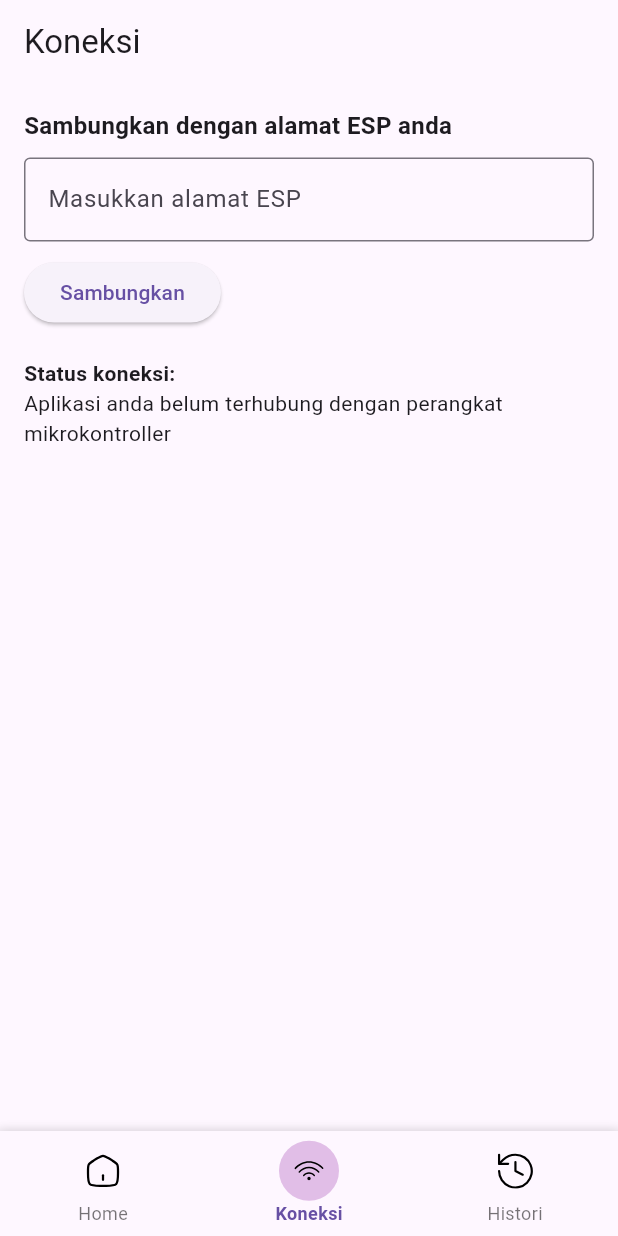
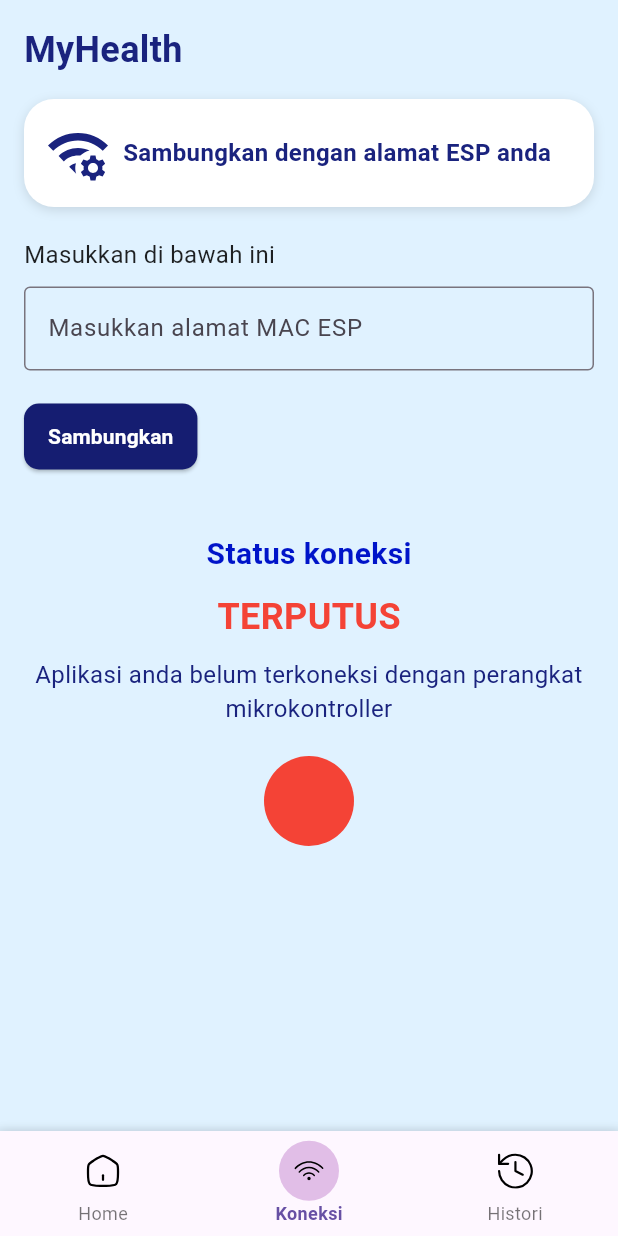
Before and after one commit to RafiHana/MyHealth-App, a Flutter app: the screen it shows after launch, item 2 of the bottom bar chosen, after a tap on "Sambungkan", on a phone screen of 412 x 824 dp. Run offline on Flutter 3.47's test engine with Material 3 defaults, Android fonts, the phone set to English and light mode, and no system bars; our stand-ins replace flutter_svg.

Commit message:
update page connection esp

```diff
--- a/lib/pages/connection_page.dart
+++ b/lib/pages/connection_page.dart
@@ -1,32 +1,160 @@
 import 'package:flutter/material.dart';
+import 'package:flutter_svg/flutter_svg.dart';
 
-class ConnectionPage extends StatelessWidget {
+class ConnectionPage extends StatefulWidget {
+  @override
+  _ConnectionPageState createState() => _ConnectionPageState();
+}
+
+class _ConnectionPageState extends State<ConnectionPage> {
+  bool isConnected = false;
+  String macAddress = "";
+
+  final TextEditingController _macController = TextEditingController();
+
+  void connectToESP() {
+    setState(() {
+      if (_macController.text.isNotEmpty) {
+        isConnected = true;
+        macAddress = _macController.text;
+      }
+    });
+  }
+
   @override
   Widget build(BuildContext context) {
     return Scaffold(
-      appBar: AppBar(title: Text('Koneksi')),
-      body: Padding(
+      backgroundColor: Color(0xFFE0F2FF),
+      body: SafeArea(
+        child: Padding(
           padding: const EdgeInsets.all(16.0),
           child: Column(
             crossAxisAlignment: CrossAxisAlignment.start,
             children: [
-            Text('Sambungkan dengan alamat ESP anda',
-                style: TextStyle(fontSize: 16, fontWeight: FontWeight.bold)),
+              Text(
+                "MyHealth",
+                style: TextStyle(
+                  fontSize: 24,
+                  fontWeight: FontWeight.bold,
+                  color: Colors.indigo.shade900,
+                ),
+              ),
+              SizedBox(height: 16),
+
+              Container(
+                padding: EdgeInsets.all(16),
+                decoration: BoxDecoration(
+                  color: Colors.white,
+                  borderRadius: BorderRadius.circular(20),
+                  boxShadow: [
+                    BoxShadow(
+                      color: Colors.black12,
+                      blurRadius: 6,
+                      offset: Offset(0, 2),
+                    ),
+                  ],
+                ),
+                child: Row(
+                  children: [
+                    SvgPicture.asset(
+                      'assets/icons/connection.svg',
+                      height: 40,
+                      width: 40,
+                      color: Colors.indigo.shade900,
+                    ),
+                    SizedBox(width: 10),
+                    Expanded(
+                      child: Text(
+                        "Sambungkan dengan alamat ESP anda",
+                        style: TextStyle(
+                          fontSize: 16,
+                          fontWeight: FontWeight.bold,
+                          color: Colors.indigo.shade900,
+                        ),
+                      ),
+                    ),
+                  ],
+                ),
+              ),
+
+              SizedBox(height: 20),
+
+              Text(
+                "Masukkan di bawah ini",
+                style: TextStyle(fontSize: 16, color: Colors.black87),
+              ),
               SizedBox(height: 10),
               TextField(
+                controller: _macController,
                 decoration: InputDecoration(
                   border: OutlineInputBorder(),
-                labelText: 'Masukkan alamat ESP',
+                  hintText: 'Masukkan alamat MAC ESP',
+                ),
+              ),
+              SizedBox(height: 20),
+
+              ElevatedButton(
+                onPressed: connectToESP,
+                child: Text(
+                  'Sambungkan',
+                  style: TextStyle(
+                    color: Colors.white,
+                    fontWeight: FontWeight.bold,
+                  ),
+                ),
+                style: ElevatedButton.styleFrom(
+                  backgroundColor: const Color.fromARGB(255, 21, 29, 113),
+                  padding: EdgeInsets.symmetric(horizontal: 16, vertical: 12),
+                  shape: RoundedRectangleBorder(
+                    borderRadius: BorderRadius.circular(10),
+                  ),
+                ),
+              ),
+
+              SizedBox(height: 40),
+
+              Center(
+                child: Column(
+                  children: [
+                    Text(
+                      "Status koneksi",
+                      style: TextStyle(
+                        fontSize: 20,
+                        fontWeight: FontWeight.bold,
+                        color: const Color.fromARGB(255, 0, 20, 201),
                       ),
                     ),
                     SizedBox(height: 10),
-            ElevatedButton(onPressed: () {}, child: Text('Sambungkan')),
+                    Text(
+                      isConnected ? "TERHUBUNG" : "TERPUTUS",
+                      style: TextStyle(
+                        fontSize: 24,
+                        fontWeight: FontWeight.bold,
+                        color: isConnected ? Colors.green : Colors.red,
+                      ),
+                    ),
+                    SizedBox(height: 10),
+                    Text(
+                      isConnected
+                          ? "Aplikasi anda telah terkoneksi dengan perangkat mikrokontroller\nMAC: $macAddress"
+                          : "Aplikasi anda belum terkoneksi dengan perangkat mikrokontroller",
+                      textAlign: TextAlign.center,
+                      style: TextStyle(
+                        fontSize: 16,
+                        color: Colors.indigo.shade900,
+                      ),
+                    ),
                     SizedBox(height: 20),
-            Text('Status koneksi:',
-                style: TextStyle(fontSize: 14, fontWeight: FontWeight.bold)),
-            Text(
-                'Aplikasi anda belum terhubung dengan perangkat mikrokontroller'),
+
+                    CircleAvatar(
+                      radius: 30,
+                      backgroundColor: isConnected ? Colors.green : Colors.red,
+                    ),
                   ],
+                ),
+              ),
+            ],
+          ),
         ),
       ),
     );
```
Lines whose indentation alone changed are shown as unchanged.
